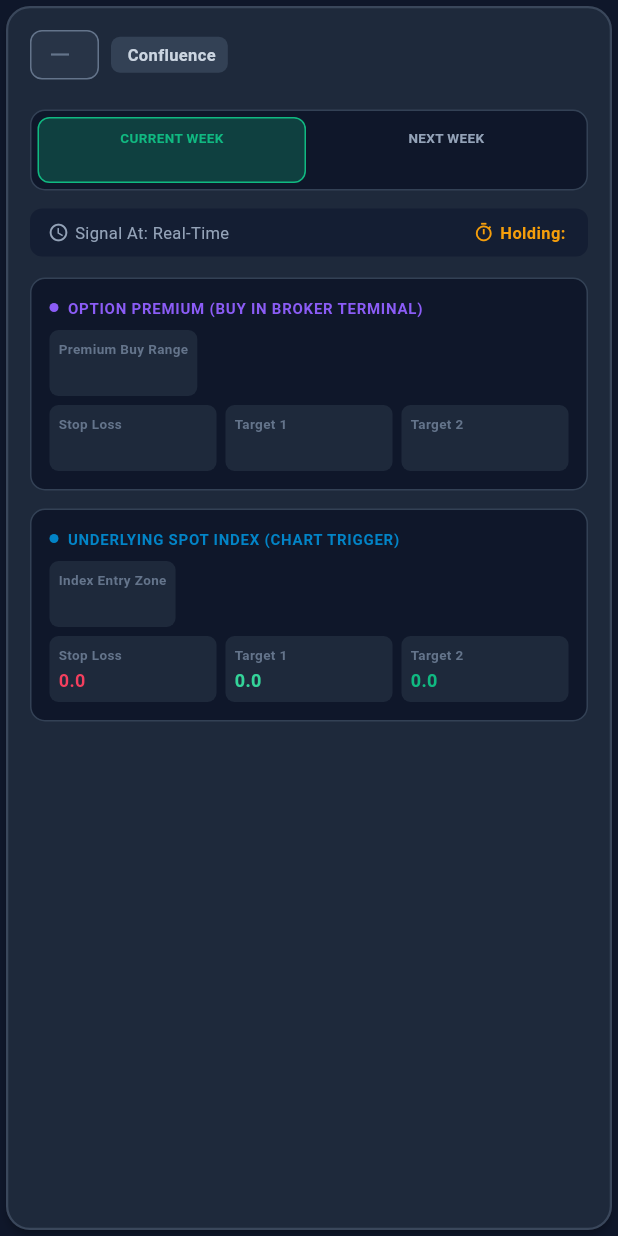
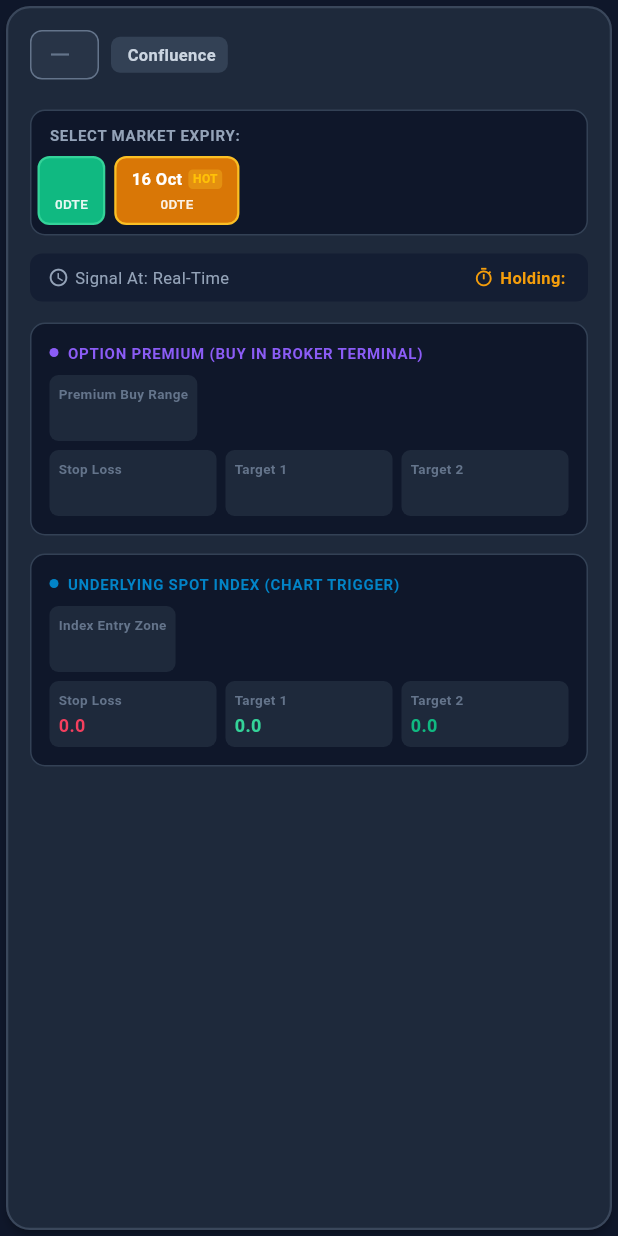
Before and after one commit to prashantshende16/ShareM_flutter, a Flutter app: the OptionSignalCard widget shown alone on an empty page, opened directly with empty values, on a phone screen of 412 x 824 dp. Run offline on Flutter 3.47's test engine with Material 3 defaults, Android fonts, the phone set to English and light mode, and no system bars; our stand-ins replace image_picker, shared_preferences; accounts and stored records are empty; network calls fail.

Commit message:
feat(mobile): add multi-expiry horizontal chips with 16 Oct support

```diff
--- a/lib/models/option_signal_models.dart
+++ b/lib/models/option_signal_models.dart
@@ -59,6 +59,32 @@ class IndexSpotLevels {
   }
 }
 
+class OptionExpiryItem {
+  final String id;
+  final String date;
+  final String label;
+  final String tag;
+  final int dte;
+
+  OptionExpiryItem({
+    required this.id,
+    required this.date,
+    required this.label,
+    this.tag = '',
+    this.dte = 0,
+  });
+
+  factory OptionExpiryItem.fromJson(Map<String, dynamic> json) {
+    return OptionExpiryItem(
+      id: json['id']?.toString() ?? json['date']?.toString() ?? '',
+      date: json['date']?.toString() ?? '',
+      label: json['label']?.toString() ?? json['date']?.toString() ?? '',
+      tag: json['tag']?.toString() ?? '',
+      dte: (json['dte'] as num?)?.toInt() ?? 0,
+    );
+  }
+}
+
 class OptionIndicator5m {
   final String decision;
   final String direction;
@@ -72,6 +98,7 @@ class OptionIndicator5m {
   final String? currentExpiry;
   final String? nextExpiry;
   final bool isTodayExpiry;
+  final List<OptionExpiryItem> availableExpiries;
   final OptionPremiumLevels? optionPremium;
   final IndexSpotLevels? indexSpot;
   final double entryPrice;
@@ -102,6 +129,7 @@ class OptionIndicator5m {
     this.currentExpiry,
     this.nextExpiry,
     this.isTodayExpiry = false,
+    this.availableExpiries = const [],
     this.optionPremium,
     this.indexSpot,
     required this.entryPrice,
@@ -134,6 +162,10 @@ class OptionIndicator5m {
       currentExpiry: json['current_expiry']?.toString(),
       nextExpiry: json['next_expiry']?.toString(),
       isTodayExpiry: json['is_today_expiry'] as bool? ?? false,
+      availableExpiries: (json['available_expiries'] as List<dynamic>?)
+              ?.map((e) => OptionExpiryItem.fromJson(e as Map<String, dynamic>))
+              .toList() ??
+          [],
       optionPremium: json['option_premium'] != null
           ? OptionPremiumLevels.fromJson(
               json['option_premium'] as Map<String, dynamic>)
--- a/lib/screens/dashboard_screen.dart
+++ b/lib/screens/dashboard_screen.dart
@@ -76,6 +76,9 @@ class _DashboardScreenState extends State<DashboardScreen> {
         setState(() {
           _liveMarket = results[0] as LiveMarketOverviewResponse?;
           _optionSignal = results[1] as OptionIndicator5m?;
+          if (_optionSignal != null && _optionSignal!.activeExpiry.isNotEmpty) {
+            _selectedExpiryType = _optionSignal!.activeExpiry;
+          }
           _stats = results[2] as DashboardStats?;
           _recentAnalyses = (results[3] as List<AnalysisItem>?) ?? [];
           final settings = results[4] as SettingsStatus?;
@@ -103,6 +106,9 @@ class _DashboardScreenState extends State<DashboardScreen> {
       if (mounted) {
         setState(() {
           _optionSignal = sig;
+          if (sig.activeExpiry.isNotEmpty) {
+            _selectedExpiryType = sig.activeExpiry;
+          }
         });
       }
     } catch (e) {
--- a/lib/widgets/option_signal_card.dart
+++ b/lib/widgets/option_signal_card.dart
@@ -185,98 +185,161 @@ class OptionSignalCard extends StatelessWidget {
                 ),
               ),
 
-            // Interactive Expiry Toggle Tabs (Current vs Next Week)
+            // Interactive Expiry Selector Bar (All Indian Market Expiries)
             Container(
               margin: const EdgeInsets.only(top: 8),
-              padding: const EdgeInsets.all(4),
+              padding: const EdgeInsets.symmetric(horizontal: 4, vertical: 6),
               decoration: BoxDecoration(
                 color: const Color(0xFF0F172A),
                 borderRadius: BorderRadius.circular(10),
                 border: Border.all(color: const Color(0xFF334155)),
               ),
+              child: Column(
+                crossAxisAlignment: CrossAxisAlignment.start,
+                children: [
+                  Padding(
+                    padding: const EdgeInsets.symmetric(horizontal: 8, vertical: 2),
                     child: Row(
+                      mainAxisAlignment: MainAxisAlignment.spaceBetween,
                       children: [
-                  Expanded(
-                    child: InkWell(
-                      onTap: () => onExpiryChanged?.call('current'),
-                      borderRadius: BorderRadius.circular(8),
-                      child: Container(
-                        padding: const EdgeInsets.symmetric(vertical: 6),
-                        decoration: BoxDecoration(
-                          color: selectedExpiryType == 'current'
-                              ? const Color(0xFF10B981).withValues(alpha: 0.25)
-                              : Colors.transparent,
-                          borderRadius: BorderRadius.circular(8),
-                          border: selectedExpiryType == 'current'
-                              ? Border.all(color: const Color(0xFF10B981))
-                              : null,
+                        const Text(
+                          'SELECT MARKET EXPIRY:',
+                          style: TextStyle(
+                            color: Color(0xFF94A3B8),
+                            fontSize: 10,
+                            fontWeight: FontWeight.bold,
+                            letterSpacing: 0.5,
                           ),
-                        child: Column(
-                          children: [
+                        ),
                         Text(
-                              signal.isTodayExpiry ? 'TODAY (0DTE)' : 'CURRENT WEEK',
-                              style: TextStyle(
-                                color: selectedExpiryType == 'current'
-                                    ? const Color(0xFF10B981)
-                                    : const Color(0xFF94A3B8),
-                                fontSize: 9,
+                          signal.activeExpiry,
+                          style: const TextStyle(
+                            color: Color(0xFF38BDF8),
+                            fontSize: 11,
                             fontWeight: FontWeight.bold,
                           ),
                         ),
-                            const SizedBox(height: 1),
+                      ],
+                    ),
+                  ),
+                  const SizedBox(height: 4),
+                  SingleChildScrollView(
+                    scrollDirection: Axis.horizontal,
+                    physics: const BouncingScrollPhysics(),
+                    child: Row(
+                      children: (signal.availableExpiries.isNotEmpty
+                              ? signal.availableExpiries
+                              : [
+                                  OptionExpiryItem(
+                                    id: 'current',
+                                    date: signal.currentExpiry ?? '15 Oct 2026',
+                                    label: '15 Oct (Today)',
+                                    tag: '0DTE',
+                                  ),
+                                  OptionExpiryItem(
+                                    id: '16 Oct 2026',
+                                    date: '16 Oct 2026',
+                                    label: '16 Oct (Friday)',
+                                    tag: '16 Oct',
+                                  ),
+                                ])
+                          .map((exp) {
+                        final isSelected = selectedExpiryType == exp.date ||
+                            selectedExpiryType == exp.id ||
+                            signal.activeExpiry == exp.date ||
+                            (selectedExpiryType == 'current' && exp.dte == 0);
+                        final is16Oct = exp.date.contains('16 Oct');
+
+                        return Padding(
+                          padding: const EdgeInsets.only(right: 6),
+                          child: InkWell(
+                            onTap: () => onExpiryChanged?.call(exp.date),
+                            borderRadius: BorderRadius.circular(8),
+                            child: Container(
+                              padding: const EdgeInsets.symmetric(
+                                horizontal: 10,
+                                vertical: 6,
+                              ),
+                              decoration: BoxDecoration(
+                                color: isSelected
+                                    ? (is16Oct
+                                        ? const Color(0xFFD97706)
+                                        : const Color(0xFF10B981))
+                                    : (is16Oct
+                                        ? const Color(0xFFD97706).withValues(alpha: 0.15)
+                                        : const Color(0xFF1E293B)),
+                                borderRadius: BorderRadius.circular(8),
+                                border: Border.all(
+                                  color: isSelected
+                                      ? (is16Oct
+                                          ? const Color(0xFFFBBF24)
+                                          : const Color(0xFF34D399))
+                                      : (is16Oct
+                                          ? const Color(0xFFB45309)
+                                          : const Color(0xFF334155)),
+                                  width: isSelected ? 1.5 : 1.0,
+                                ),
+                              ),
+                              child: Column(
+                                mainAxisSize: MainAxisSize.min,
+                                children: [
+                                  Row(
+                                    mainAxisSize: MainAxisSize.min,
+                                    children: [
                                       Text(
-                              signal.currentExpiry ?? signal.activeExpiry,
-                              style: const TextStyle(
-                                color: Colors.white,
+                                        exp.date.split(' ').take(2).join(' '),
+                                        style: TextStyle(
+                                          color: isSelected
+                                              ? Colors.white
+                                              : (is16Oct
+                                                  ? const Color(0xFFFDE68A)
+                                                  : const Color(0xFFE2E8F0)),
                                           fontSize: 11,
-                                fontWeight: FontWeight.w600,
+                                          fontWeight: FontWeight.bold,
+                                        ),
+                                      ),
+                                      if (is16Oct) ...[
+                                        const SizedBox(width: 4),
+                                        Container(
+                                          padding: const EdgeInsets.symmetric(
+                                            horizontal: 3,
+                                            vertical: 1,
+                                          ),
+                                          decoration: BoxDecoration(
+                                            color: Colors.amber.shade400.withValues(alpha: 0.3),
+                                            borderRadius: BorderRadius.circular(3),
+                                          ),
+                                          child: const Text(
+                                            'HOT',
+                                            style: TextStyle(
+                                              color: Colors.amber,
+                                              fontSize: 8,
+                                              fontWeight: FontWeight.bold,
+                                            ),
+                                          ),
+                                        ),
+                                      ],
+                                    ],
+                                  ),
+                                  const SizedBox(height: 2),
+                                  Text(
+                                    exp.dte == 0
+                                        ? '0DTE'
+                                        : (exp.tag.isNotEmpty ? exp.tag : '${exp.dte}d'),
+                                    style: TextStyle(
+                                      color: isSelected
+                                          ? Colors.white.withValues(alpha: 0.9)
+                                          : const Color(0xFF94A3B8),
+                                      fontSize: 9,
+                                      fontWeight: FontWeight.w500,
                                     ),
                                   ),
                                 ],
                               ),
                             ),
                           ),
-                  ),
-                  const SizedBox(width: 4),
-                  Expanded(
-                    child: InkWell(
-                      onTap: () => onExpiryChanged?.call('next'),
-                      borderRadius: BorderRadius.circular(8),
-                      child: Container(
-                        padding: const EdgeInsets.symmetric(vertical: 6),
-                        decoration: BoxDecoration(
-                          color: selectedExpiryType == 'next'
-                              ? const Color(0xFF0284C7).withValues(alpha: 0.25)
-                              : Colors.transparent,
-                          borderRadius: BorderRadius.circular(8),
-                          border: selectedExpiryType == 'next'
-                              ? Border.all(color: const Color(0xFF38BDF8))
-                              : null,
-                        ),
-                        child: Column(
-                          children: [
-                            Text(
-                              'NEXT WEEK',
-                              style: TextStyle(
-                                color: selectedExpiryType == 'next'
-                                    ? const Color(0xFF38BDF8)
-                                    : const Color(0xFF94A3B8),
-                                fontSize: 9,
-                                fontWeight: FontWeight.bold,
-                              ),
-                            ),
-                            const SizedBox(height: 1),
-                            Text(
-                              signal.nextExpiry ?? 'Next Week',
-                              style: const TextStyle(
-                                color: Colors.white,
-                                fontSize: 11,
-                                fontWeight: FontWeight.w600,
-                              ),
-                            ),
-                          ],
-                        ),
-                      ),
+                        );
+                      }).toList(),
                     ),
                   ),
                 ],
```
Lines whose indentation alone changed are shown as unchanged.
